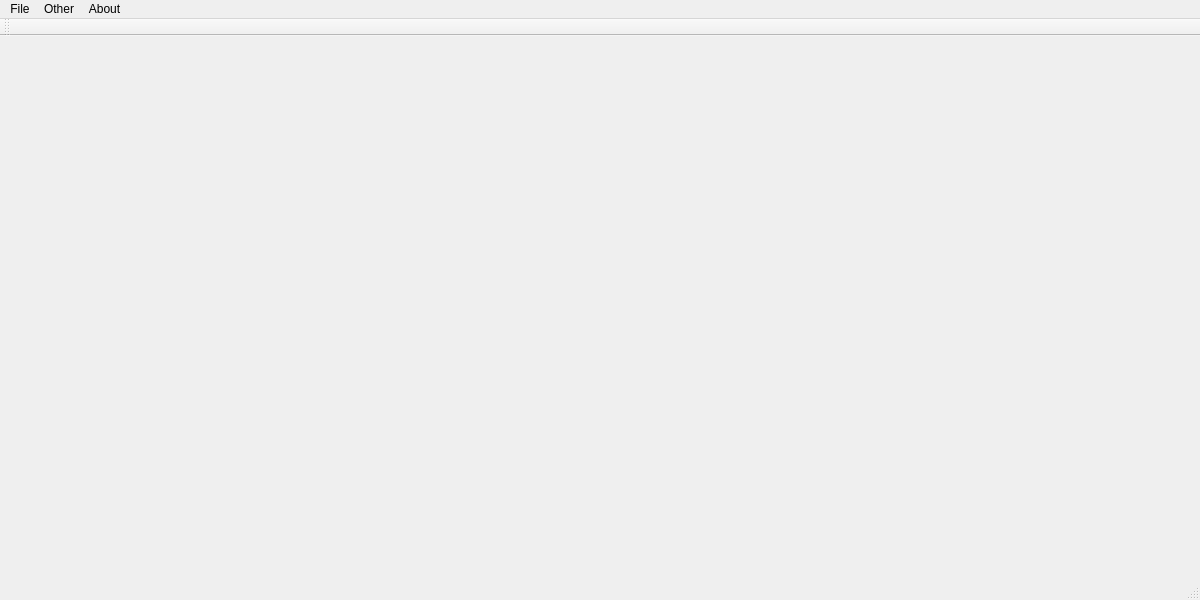
The window that ClassProject2DModelerG3/mainwindow.ui (ErikNguyen20/CS1C_ClassProject_G3) describes before a commit, drawn with Qt 5.
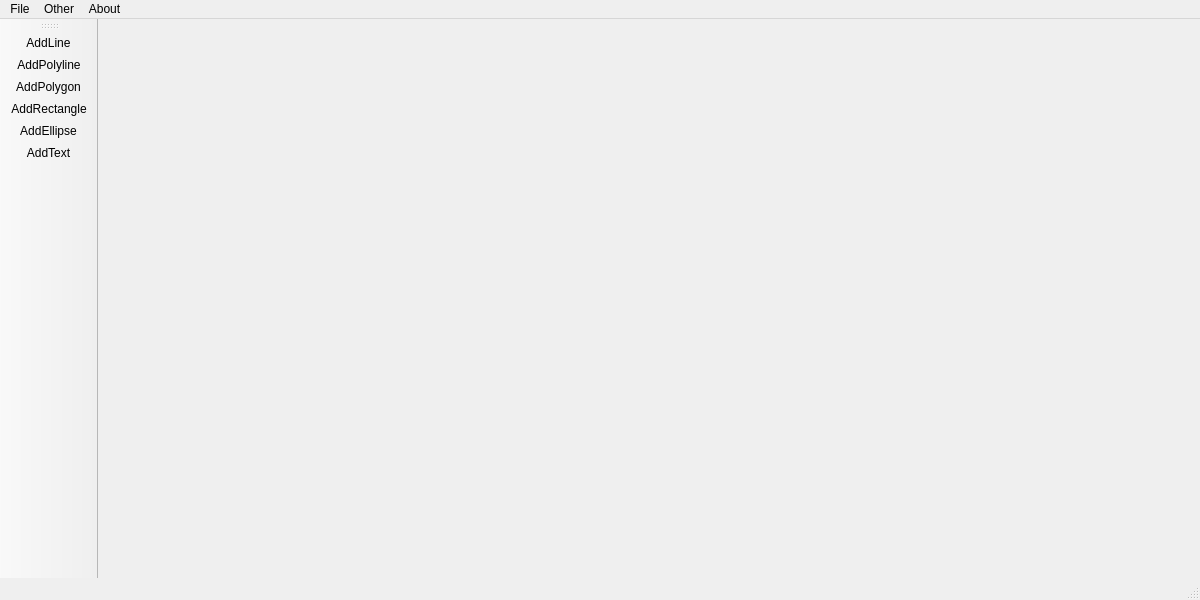
The same window after the commit. Icons and pictures are not drawn.

Commit message:
Added ability to add shapes via the tool bar
Tool bar has buttons that allow the user to enter shape attributes to add shapes to the list.

What changed in the file:
```diff
--- a/ClassProject2DModelerG3/mainwindow.ui
+++ b/ClassProject2DModelerG3/mainwindow.ui
@@ -75,11 +75,17 @@
   </widget>
   <widget class="QToolBar" name="mainToolBar">
    <attribute name="toolBarArea">
-    <enum>TopToolBarArea</enum>
+    <enum>LeftToolBarArea</enum>
    </attribute>
    <attribute name="toolBarBreak">
     <bool>false</bool>
    </attribute>
+   <addaction name="actionAddLine"/>
+   <addaction name="actionAddPolyline"/>
+   <addaction name="actionAddPolygon"/>
+   <addaction name="actionAddRectangle"/>
+   <addaction name="actionAddEllipse"/>
+   <addaction name="actionAddText"/>
   </widget>
   <widget class="QStatusBar" name="statusBar"/>
   <action name="actionNew">
@@ -117,6 +123,60 @@
     <string>Contact Us</string>
    </property>
   </action>
+  <action name="actionAddLine">
+   <property name="icon">
+    <iconset resource="resources.qrc">
+     <normaloff>:/images/487144-200.png</normaloff>:/images/487144-200.png</iconset>
+   </property>
+   <property name="text">
+    <string>AddLine</string>
+   </property>
+  </action>
+  <action name="actionAddPolyline">
+   <property name="icon">
+    <iconset resource="resources.qrc">
+     <normaloff>:/images/6401-200.png</normaloff>:/images/6401-200.png</iconset>
+   </property>
+   <property name="text">
+    <string>AddPolyline</string>
+   </property>
+  </action>
+  <action name="actionAddPolygon">
+   <property name="icon">
+    <iconset resource="resources.qrc">
+     <normaloff>:/images/1720281-200.png</normaloff>:/images/1720281-200.png</iconset>
+   </property>
+   <property name="text">
+    <string>AddPolygon</string>
+   </property>
+  </action>
+  <action name="actionAddRectangle">
+   <property name="icon">
+    <iconset resource="resources.qrc">
+     <normaloff>:/images/702814-200.png</normaloff>:/images/702814-200.png</iconset>
+   </property>
+   <property name="text">
+    <string>AddRectangle</string>
+   </property>
+  </action>
+  <action name="actionAddEllipse">
+   <property name="icon">
+    <iconset resource="resources.qrc">
+     <normaloff>:/images/177490-200.png</normaloff>:/images/177490-200.png</iconset>
+   </property>
+   <property name="text">
+    <string>AddEllipse</string>
+   </property>
+  </action>
+  <action name="actionAddText">
+   <property name="icon">
+    <iconset resource="resources.qrc">
+     <normaloff>:/images/66759-200.png</normaloff>:/images/66759-200.png</iconset>
+   </property>
+   <property name="text">
+    <string>AddText</string>
+   </property>
+  </action>
  </widget>
  <layoutdefault spacing="6" margin="11"/>
  <resources/>
```
Left out of the diff: 4 changed lines with no effect on the pictures. The commit also changes 33 other files.
